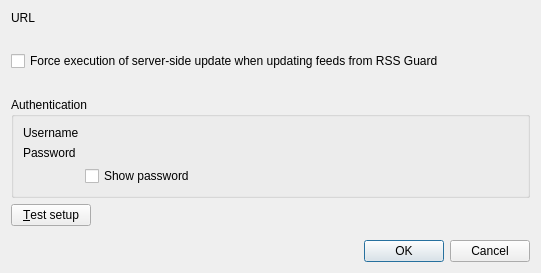
First picture: the form in src/services/owncloud/gui/formeditowncloudaccount.ui, repository martinrotter/rssguard, before the edit.
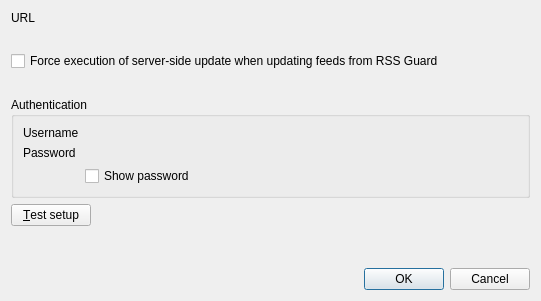
Second picture: the form after the edit. Custom widgets are drawn as their Qt base class.

Diff of the .ui file:
```diff
--- a/src/services/owncloud/gui/formeditowncloudaccount.ui
+++ b/src/services/owncloud/gui/formeditowncloudaccount.ui
@@ -7,7 +7,7 @@
     <x>0</x>
     <y>0</y>
     <width>541</width>
-    <height>273</height>
+    <height>301</height>
    </rect>
   </property>
   <property name="windowTitle">
```
